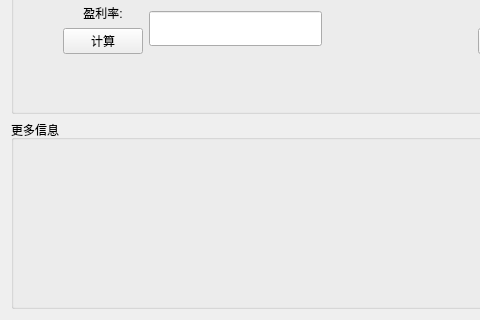
Old version of the form ProfitCalculation/dialog.ui in the repository BeyondESH/USDT_Profit_Calculation; both pictures show x 0 to 480 and y 280 to 600 of the 800 by 600 pixel window.
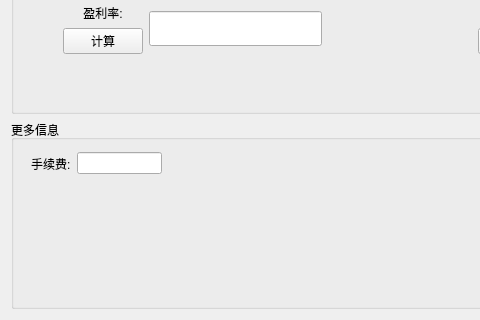
New version of the form. Icons and pictures are not drawn.

```diff
--- a/ProfitCalculation/dialog.ui
+++ b/ProfitCalculation/dialog.ui
@@ -651,6 +651,28 @@
        <property name="title">
         <string>更多信息</string>
        </property>
+       <widget class="QWidget" name="layoutWidget_5">
+        <property name="geometry">
+         <rect>
+          <x>20</x>
+          <y>30</y>
+          <width>131</width>
+          <height>27</height>
+         </rect>
+        </property>
+        <layout class="QHBoxLayout" name="serviceCostHL" stretch="1,0">
+         <item>
+          <widget class="QLabel" name="serviceCostLabel">
+           <property name="text">
+            <string>手续费:</string>
+           </property>
+          </widget>
+         </item>
+         <item>
+          <widget class="QLineEdit" name="serviceCostLineEdit"/>
+         </item>
+        </layout>
+       </widget>
       </widget>
      </item>
     </layout>
```
Left out of the diff: 4 changed lines with no effect on the pictures.
